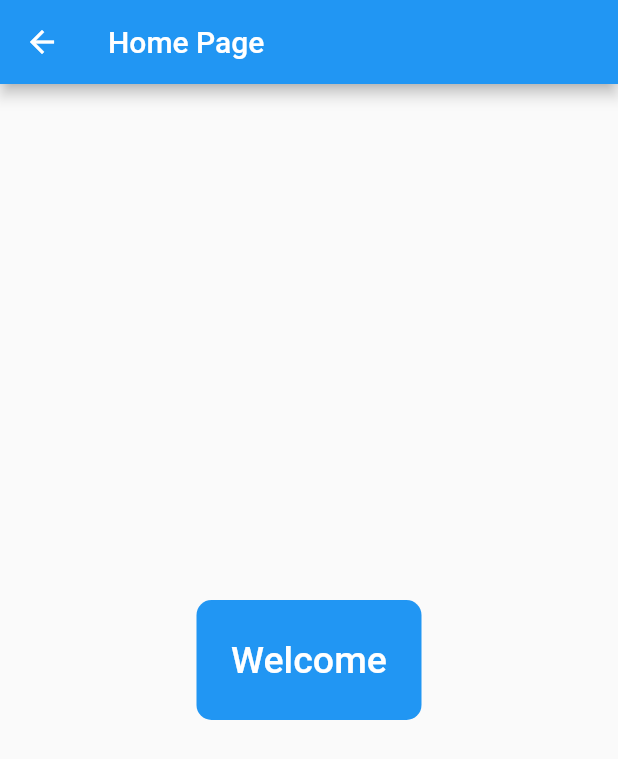
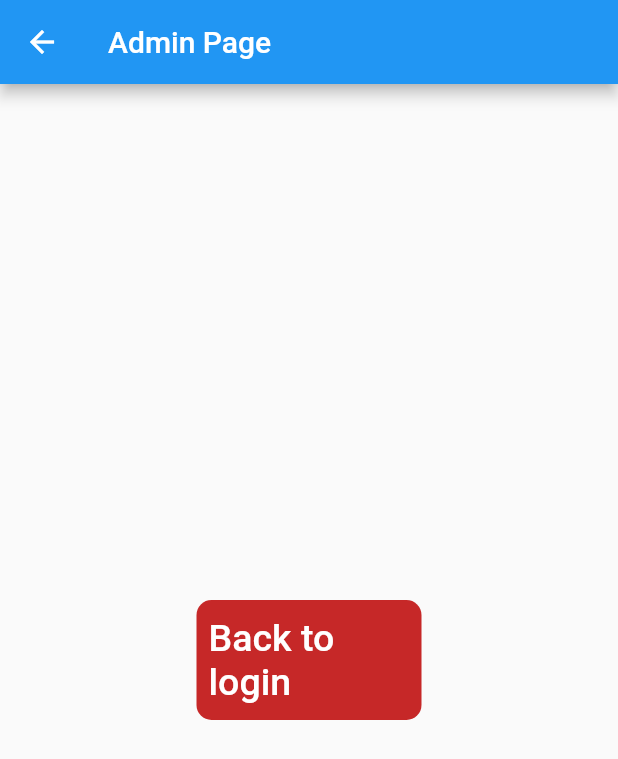
Before and after one commit to samoTh137/IntroMobileProject, a Flutter app: the screen it shows after launch, after a tap on "Login", on a phone screen of 412 x 824 dp. Shown: the top 759 px of the screen. Run offline on Flutter 3.47's test engine with Material 2 defaults, Android fonts, the phone set to English and light mode, and no system bars.

Commit message:
Login page UI Finished
Finished the UI for the login page and started work on other stuff (see TODO's)

```diff
--- /dev/null
+++ b/geo_exam/lib/AdminPage.dart
@@ -0,0 +1,34 @@
+import 'package:flutter/material.dart';
+
+class AdminPage extends StatefulWidget {
+  @override
+  _AdminPageState createState() => _AdminPageState();
+}
+
+class _AdminPageState extends State<AdminPage> {
+  @override
+  Widget build(BuildContext context) {
+    return Scaffold(
+      appBar: AppBar(
+        title: Text('Admin Page'),
+      ),
+      body: Center(
+        child: Container( //TODO CONVERT TO ELEVATEDBUTTON
+          height: 80,
+          width: 150,
+          decoration: BoxDecoration(
+              color: Colors.red[800], borderRadius: BorderRadius.circular(10)),
+          child: TextButton(
+            onPressed: () {
+              Navigator.pop(context);
+            },
+            child: Text(
+              'Back to login',
+              style: TextStyle(color: Colors.white, fontSize: 25),
+            ),
+          ),
+        ),
+      ),
+    );
+  }
+}
--- a/geo_exam/lib/main.dart
+++ b/geo_exam/lib/main.dart
@@ -1,6 +1,6 @@
 import 'package:flutter/cupertino.dart';
 import 'package:flutter/material.dart';
-import 'HomePage.dart';
+import 'AdminPage.dart';
 
 void main() {
   runApp(const MyApp());
@@ -65,13 +65,14 @@ class _LoginDemoState extends State<LoginDemo> {
                     hintText: 'Enter secure password'),
               ),
             ),
-            FlatButton(
+            TextButton(
               onPressed: (){
                 //TODO FORGOT PASSWORD SCREEN GOES HERE
+                print('Forgot password button pressed');
               },
               child: const Text(
                 'Forgot Password',
-                style: TextStyle(color: Colors.blue, fontSize: 15),
+                style: TextStyle(color: Colors.redAccent, fontSize: 15),
               ),
             ),
             Container(
@@ -79,10 +80,10 @@ class _LoginDemoState extends State<LoginDemo> {
               width: 250,
               decoration: BoxDecoration(
                   color: Colors.red[800], borderRadius: BorderRadius.circular(20)),
-              child: FlatButton(
+              child: TextButton(
                 onPressed: () {
                   Navigator.push(
-                      context, MaterialPageRoute(builder: (_) => HomePage()));
+                      context, MaterialPageRoute(builder: (_) => AdminPage()));
                 },
                 child: const Text(
                   'Login',
@@ -91,24 +92,45 @@ class _LoginDemoState extends State<LoginDemo> {
               ),
             ),
             const SizedBox(
-              height: 130,
+              height: 50,
             ),
             const Text('New User? Create Account'),
 
-            Container( //Needs to be a button
-              alignment: Alignment.center,
-              color: Colors.red[700], //This needs to change to active/passive
-              height: 50,
-              width: MediaQuery.of(context).size.width/2,
-              child: const Text('ADMIN'),
+            const SizedBox(
+              height: 100,
             ),
-      Container( //Needs to be a button
-        alignment: Alignment.center,
-        color: Colors.red[700],
-        height: 50,
-        width: MediaQuery.of(context).size.width/2,
-        child: const Text('USER'),
-      )
+            ListTile(
+              title: Row(
+                children: <Widget>[
+                  Expanded(
+                      child: ElevatedButton(
+                        onPressed: () {print('Admin button pressed');}, //TODO REDIRECT TO ADMIN LOGIN
+                        //Something like this: Navigator.push(
+                        //                       context, MaterialPageRoute(builder: (_) => AdminPage()));
+                        child: Text("Admin"),
+                        style: ElevatedButton.styleFrom(
+                            primary: Colors.red[800],
+                            minimumSize: Size(0, 80),
+                            shape: RoundedRectangleBorder(
+                              borderRadius: BorderRadius.circular(12),
+                          )
+                        ),)),
+                  Expanded(
+                      child: ElevatedButton(
+                        onPressed: () {print('User button pressed');}, //TODO REDIRECT TO USER LOGIN
+                        //Something like this: Navigator.push(
+                        //                       context, MaterialPageRoute(builder: (_) => AdminPage()));
+                        child: Text("User"),
+                        style: ElevatedButton.styleFrom(
+                          primary: Colors.red[800],
+                          minimumSize: Size(0, 80),
+                          shape: RoundedRectangleBorder(
+                            borderRadius: BorderRadius.circular(12),
+                          )
+                        ),)),
+                ],
+              ),
+            )
           ],
         ),
       ),
```
